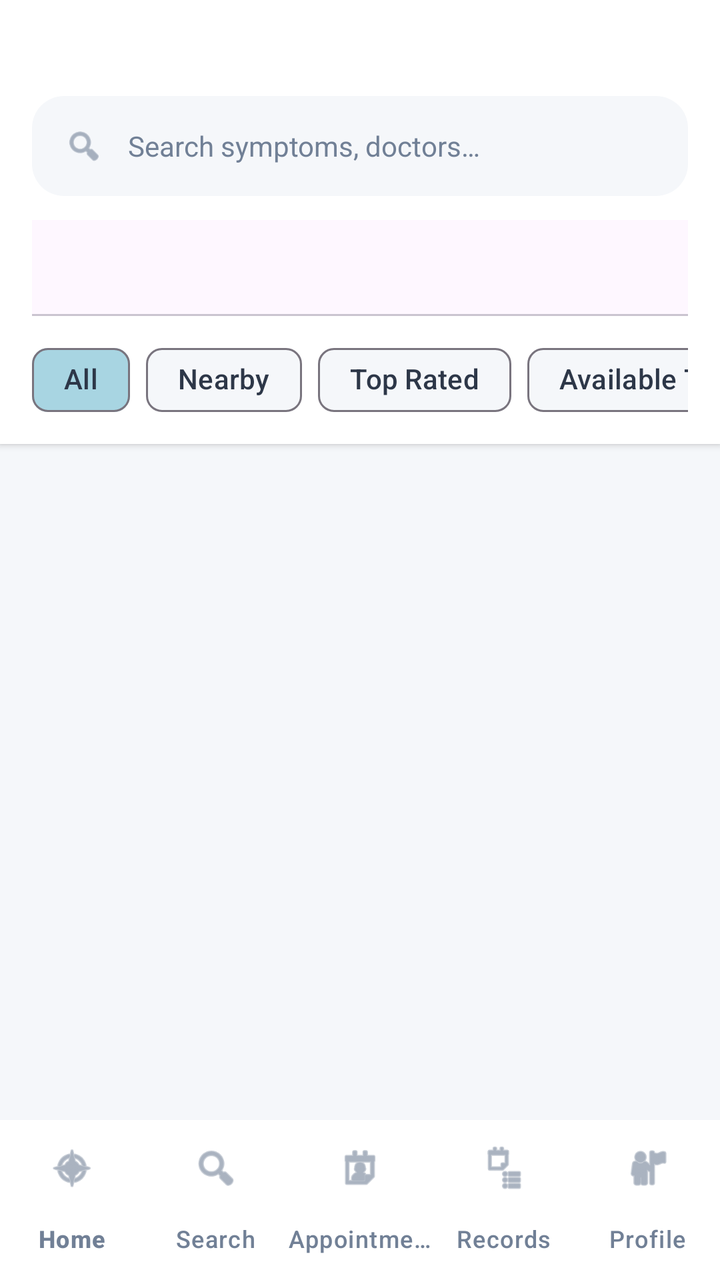
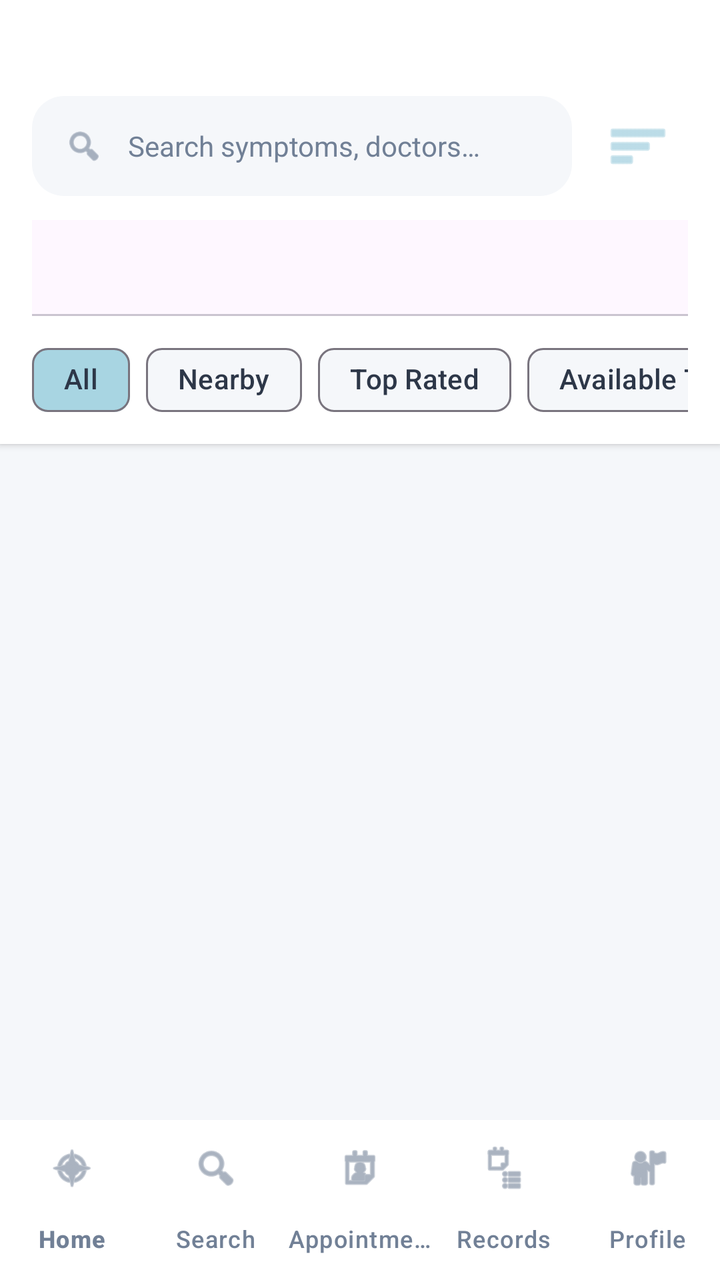

Screens rendered from an Android XML layout before and after an edit, with the pre-edit source and the edit as a unified diff.
<!-- AndroidManifest.xml: application theme Theme.Healthcare -->
<!-- res/layout/activity_search.xml -->
<?xml version="1.0" encoding="utf-8"?>

<androidx.constraintlayout.widget.ConstraintLayout
    xmlns:android="http://schemas.android.com/apk/res/android"
    xmlns:app="http://schemas.android.com/apk/res-auto"
    xmlns:tools="http://schemas.android.com/tools"
    android:layout_width="match_parent"
    android:layout_height="match_parent"
    android:background="@color/healthcare_gray">

    <LinearLayout
        android:id="@+id/topSection"
        android:layout_width="match_parent"
        android:layout_height="wrap_content"
        android:background="@color/white"
        android:orientation="vertical"
        android:paddingTop="48dp"
        android:paddingBottom="8dp"
        android:paddingHorizontal="16dp"
        android:elevation="2dp"
        app:layout_constraintTop_toTopOf="parent">

        
        <LinearLayout
            android:layout_width="match_parent"
            android:layout_height="50dp"
            android:background="@drawable/bg_rounded_input"
            android:gravity="center_vertical"
            android:orientation="horizontal"
            android:paddingHorizontal="16dp">

            <ImageView
                android:layout_width="20dp"
                android:layout_height="20dp"
                android:src="@android:drawable/ic_menu_search"
                app:tint="@color/healthcare_muted" />

            <EditText
                android:id="@+id/etSearch"
                android:layout_width="0dp"
                android:layout_height="match_parent"
                android:layout_weight="1"
                android:layout_marginStart="12dp"
                android:background="@null"
                android:hint="@string/search_hint"
                android:imeOptions="actionSearch"
                android:inputType="text"
                android:textColor="@color/healthcare_dark"
                android:textColorHint="@color/healthcare_muted"
                android:textSize="14sp" />

        </LinearLayout>

        
        <com.google.android.material.tabs.TabLayout
            android:id="@+id/tabLayout"
            android:layout_width="match_parent"
            android:layout_height="wrap_content"
            android:layout_marginTop="12dp"
            style="@style/TabStyle"
            app:tabMode="fixed"
            app:tabGravity="fill"
            app:tabIndicatorFullWidth="true" />

        
        <HorizontalScrollView
            android:layout_width="match_parent"
            android:layout_height="wrap_content"
            android:layout_marginTop="8dp"
            android:scrollbars="none">

            <com.google.android.material.chip.ChipGroup
                android:id="@+id/chipGroupFilters"
                android:layout_width="wrap_content"
                android:layout_height="wrap_content"
                app:singleSelection="true"
                app:singleLine="true"
                app:chipSpacingHorizontal="8dp">

                <com.google.android.material.chip.Chip
                    android:id="@+id/chipAll"
                    android:layout_width="wrap_content"
                    android:layout_height="wrap_content"
                    android:text="All"
                    android:checked="true"
                    app:chipBackgroundColor="@color/pastel_blue"
                    android:textColor="@color/healthcare_dark"
                    app:checkedIconVisible="false" />

                <com.google.android.material.chip.Chip
                    android:id="@+id/chipNearby"
                    android:layout_width="wrap_content"
                    android:layout_height="wrap_content"
                    android:text="Nearby"
                    app:chipBackgroundColor="@color/healthcare_gray"
                    android:textColor="@color/healthcare_dark"
                    app:checkedIconVisible="false" />

                <com.google.android.material.chip.Chip
                    android:id="@+id/chipTopRated"
                    android:layout_width="wrap_content"
                    android:layout_height="wrap_content"
                    android:text="Top Rated"
                    app:chipBackgroundColor="@color/healthcare_gray"
                    android:textColor="@color/healthcare_dark"
                    app:checkedIconVisible="false" />

                <com.google.android.material.chip.Chip
                    android:id="@+id/chipAvailableToday"
                    android:layout_width="wrap_content"
                    android:layout_height="wrap_content"
                    android:text="Available Today"
                    app:chipBackgroundColor="@color/healthcare_gray"
                    android:textColor="@color/healthcare_dark"
                    app:checkedIconVisible="false" />

                <com.google.android.material.chip.Chip
                    android:id="@+id/chipAffordable"
                    android:layout_width="wrap_content"
                    android:layout_height="wrap_content"
                    android:text="Affordable"
                    app:chipBackgroundColor="@color/healthcare_gray"
                    android:textColor="@color/healthcare_dark"
                    app:checkedIconVisible="false" />

            </com.google.android.material.chip.ChipGroup>

        </HorizontalScrollView>

    </LinearLayout>

    <androidx.recyclerview.widget.RecyclerView
        android:id="@+id/rvResults"
        android:layout_width="match_parent"
        android:layout_height="0dp"
        android:layout_marginTop="8dp"
        android:clipToPadding="false"
        android:paddingBottom="8dp"
        app:layout_constraintTop_toBottomOf="@id/topSection"
        app:layout_constraintBottom_toTopOf="@id/bottomNav" />

    <com.google.android.material.bottomnavigation.BottomNavigationView
        android:id="@+id/bottomNav"
        android:layout_width="match_parent"
        android:layout_height="wrap_content"
        android:background="@color/white"
        app:itemIconTint="@color/healthcare_muted"
        app:itemTextColor="@color/healthcare_muted"
        app:itemActiveIndicatorStyle="@null"
        app:labelVisibilityMode="labeled"
        app:layout_constraintBottom_toBottomOf="parent"
        app:menu="@menu/bottom_nav_menu" />

</androidx.constraintlayout.widget.ConstraintLayout>
<!-- resources referenced by this layout -->
<resources>
  <color name="healthcare_dark">#FF2D3748</color>
  <color name="healthcare_gray">#FFF5F7FA</color>
  <color name="healthcare_muted">#FF718096</color>
  <color name="pastel_blue">#FFA8D5E2</color>
  <color name="white">#FFFFFFFF</color>
  <!-- drawable bg_rounded_input (drawable) -->
  <?xml version="1.0" encoding="utf-8"?>
  <shape xmlns:android="http://schemas.android.com/apk/res/android"
      android:shape="rectangle">
      <solid android:color="@color/healthcare_gray" />
      <corners android:radius="16dp" />
      <padding
          android:left="16dp"
          android:top="4dp"
          android:right="16dp"
          android:bottom="4dp" />
  </shape>
  <string name="search_hint">Search symptoms, doctors…</string>
  <style name="TabStyle" parent="Widget.Material3.TabLayout">
          <item name="tabIndicatorColor">@color/pastel_blue</item>
          <item name="tabSelectedTextColor">@color/healthcare_dark</item>
          <item name="tabTextColor">@color/healthcare_muted</item>
      </style>
  <style name="Theme.Healthcare" parent="Theme.Material3.Light.NoActionBar">
          <item name="colorPrimary">@color/pastel_blue</item>
          <item name="colorPrimaryDark">@color/pastel_blue_dark</item>
          <item name="colorAccent">@color/pastel_lavender</item>
          <item name="colorSecondary">@color/pastel_mint</item>
          <item name="android:colorBackground">@color/healthcare_white</item>
          <item name="android:textColorPrimary">@color/healthcare_dark</item>
          <item name="android:textColorSecondary">@color/healthcare_muted</item>
          <item name="android:statusBarColor">@color/healthcare_white</item>
          <item name="android:windowLightStatusBar">true</item>
      </style>
  <color name="pastel_blue_dark">#FF8FC5D8</color>
  <color name="pastel_lavender">#FFD4C5F9</color>
  <color name="pastel_mint">#FFB4E7CE</color>
  <color name="healthcare_white">#FFFFFFFF</color>
</resources>

<!-- the commit's change to res/layout/activity_search.xml (unified diff, before → after) -->
@@ -23,31 +23,49 @@
         
         <LinearLayout
             android:layout_width="match_parent"
-            android:layout_height="50dp"
-            android:background="@drawable/bg_rounded_input"
-            android:gravity="center_vertical"
+            android:layout_height="wrap_content"
             android:orientation="horizontal"
-            android:paddingHorizontal="16dp">
+            android:gravity="center_vertical">
 
-            <ImageView
-                android:layout_width="20dp"
-                android:layout_height="20dp"
-                android:src="@android:drawable/ic_menu_search"
-                app:tint="@color/healthcare_muted" />
+            <LinearLayout
+                android:layout_width="0dp"
+                android:layout_height="50dp"
+                android:layout_weight="1"
+                android:background="@drawable/bg_rounded_input"
+                android:gravity="center_vertical"
+                android:orientation="horizontal"
+                android:paddingHorizontal="16dp">
 
-            <EditText
-                android:id="@+id/etSearch"
-                android:layout_width="0dp"
-                android:layout_height="match_parent"
-                android:layout_weight="1"
-                android:layout_marginStart="12dp"
-                android:background="@null"
-                android:hint="@string/search_hint"
-                android:imeOptions="actionSearch"
-                android:inputType="text"
-                android:textColor="@color/healthcare_dark"
-                android:textColorHint="@color/healthcare_muted"
-                android:textSize="14sp" />
+                <ImageView
+                    android:layout_width="20dp"
+                    android:layout_height="20dp"
+                    android:src="@android:drawable/ic_menu_search"
+                    app:tint="@color/healthcare_muted" />
+
+                <EditText
+                    android:id="@+id/etSearch"
+                    android:layout_width="0dp"
+                    android:layout_height="match_parent"
+                    android:layout_weight="1"
+                    android:layout_marginStart="12dp"
+                    android:background="@null"
+                    android:hint="@string/search_hint"
+                    android:imeOptions="actionSearch"
+                    android:inputType="text"
+                    android:textColor="@color/healthcare_dark"
+                    android:textColorHint="@color/healthcare_muted"
+                    android:textSize="14sp" />
+
+            </LinearLayout>
+
+            <ImageButton
+                android:id="@+id/btnFilter"
+                android:layout_width="50dp"
+                android:layout_height="50dp"
+                android:layout_marginStart="8dp"
+                android:background="@drawable/bg_rounded_card"
+                android:src="@android:drawable/ic_menu_sort_by_size"
+                app:tint="@color/pastel_blue_dark" />
 
         </LinearLayout>
 
<!-- resource entries referenced after the edit -->
@@ -5,6 +5,13 @@
   <color name="healthcare_muted">#FF718096</color>
   <color name="pastel_blue">#FFA8D5E2</color>
   <color name="white">#FFFFFFFF</color>
+  <!-- drawable bg_rounded_card (drawable) -->
+  <?xml version="1.0" encoding="utf-8"?>
+  <shape xmlns:android="http://schemas.android.com/apk/res/android"
+      android:shape="rectangle">
+      <solid android:color="@color/white" />
+      <corners android:radius="16dp" />
+  </shape>
   <!-- drawable bg_rounded_input (drawable) -->
   <?xml version="1.0" encoding="utf-8"?>
   <shape xmlns:android="http://schemas.android.com/apk/res/android"
